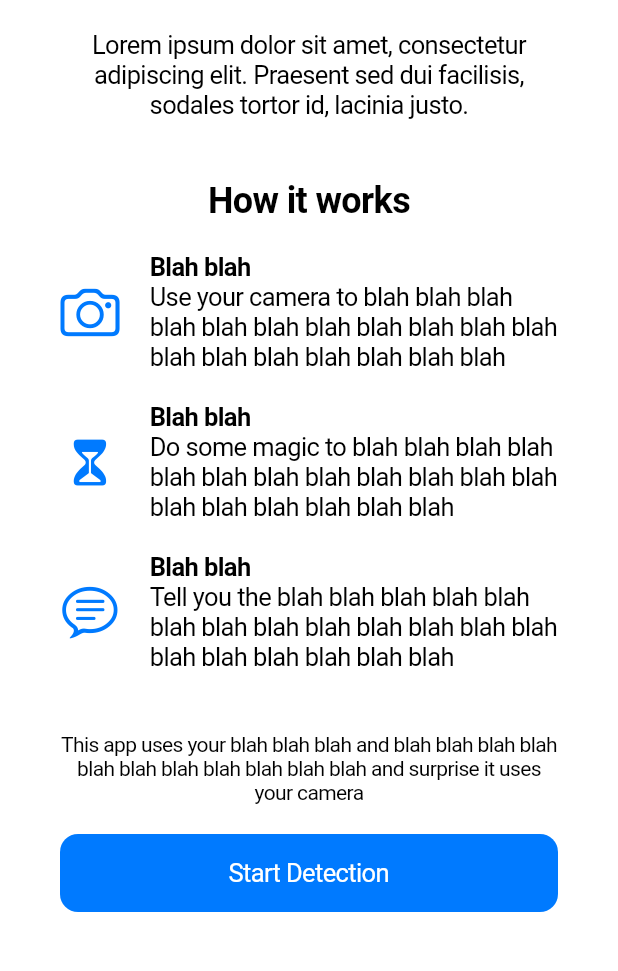
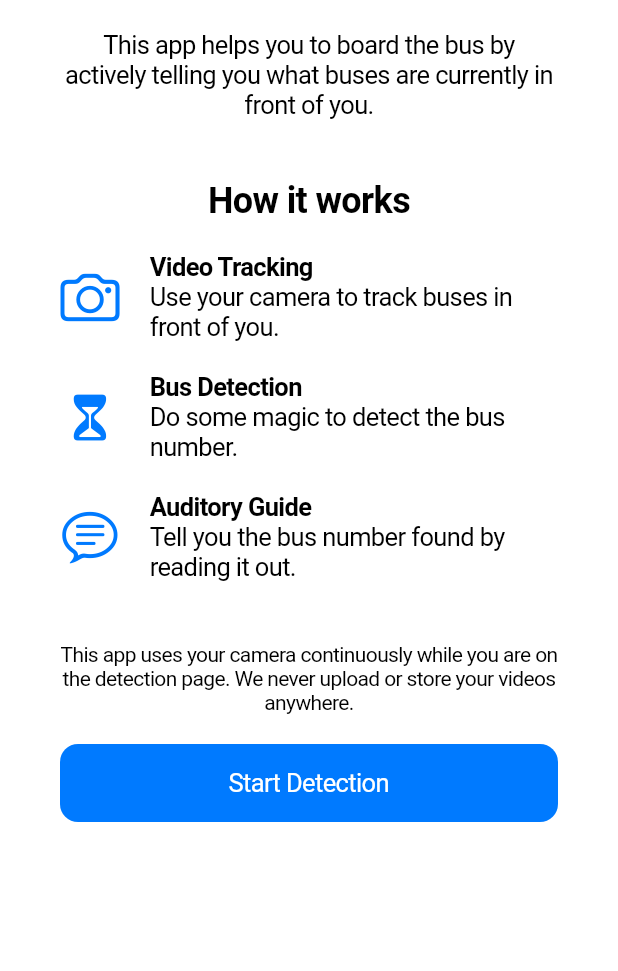
Before and after one commit to chamburr/whatdatbus, a Flutter app: the screen it shows after launch, on a phone screen of 412 x 824 dp, the part 240-1211 px from its top. Run offline on Flutter 3.47's test engine with Material 2 defaults, Android fonts, the phone set to English and light mode, and no system bars; our stand-ins replace camera; missing offline and left inert: google_ml_kit, tflite.

Commit message:
chore: replace placeholders (#1)
* chore: replace placeholders

* update

Co-authored-by: CHamburr <hi@chamburr.xyz>

```diff
--- a/lib/constants.dart
+++ b/lib/constants.dart
@@ -1,2 +1,3 @@
 const TITLE = 'What Dat Bus';
 const VERSION = '0.1.0';
+const REPO_URL = 'github.com/chamburr/whatdatbus';
--- a/lib/views/home.dart
+++ b/lib/views/home.dart
@@ -1,4 +1,6 @@
 import 'package:flutter/cupertino.dart';
+import 'package:flutter/gestures.dart';
+import 'package:url_launcher/url_launcher.dart';
 
 import '../constants.dart';
 
@@ -22,8 +24,30 @@ class _HomeState extends State<Home> {
                 title: Text('About'),
                 content: Container(
                   padding: EdgeInsets.only(top: 10),
-                  child: Text(
-                    '$TITLE $VERSION\n\nLorem ipsum dolor sit amet, consectetur adipiscing elit. Praesent sed dui facilisis, sodales tortor id, lacinia justo. Nunc sagittis luctus mi, vitae posuere libero rutrum sed. Nam eu malesuada sem. Pellentesque in leo sit amet justo aliquet eleifend. Vivamus facilisis facilisis feugiat.\n\n© 2021 COOL PERSON',
+                  child: RichText(
+                    textAlign: TextAlign.center,
+                    text: TextSpan(
+                      style: TextStyle(color: CupertinoColors.black),
+                      children: [
+                        TextSpan(
+                          text: '$TITLE v$VERSION\n',
+                        ),
+                        TextSpan(
+                          text: '$REPO_URL\n\n',
+                          style: TextStyle(
+                            color: CupertinoColors.systemBlue,
+                          ),
+                          recognizer: TapGestureRecognizer()
+                            ..onTap = () {
+                              launch('https://$REPO_URL');
+                            },
+                        ),
+                        TextSpan(
+                          text:
+                              'An app made by a group of students from Raffles Institution for their Innovation Programme (IvP) project. Special thanks to the teacher-mentor, Mr Justin Yap.\n\n© 2021 Han Cen, Lachlan Goh, Jerome Thio',
+                        ),
+                      ],
+                    ),
                   ),
                 ),
                 actions: [
@@ -56,7 +80,7 @@ class _HomeState extends State<Home> {
                 ),
                 SizedBox(height: 20),
                 Text(
-                  'Lorem ipsum dolor sit amet, consectetur adipiscing elit. Praesent sed dui facilisis, sodales tortor id, lacinia justo.',
+                  'This app helps you to board the bus by actively telling you what buses are currently in front of you.',
                   textAlign: TextAlign.center,
                 ),
                 SizedBox(height: 40),
@@ -79,11 +103,11 @@ class _HomeState extends State<Home> {
                             crossAxisAlignment: CrossAxisAlignment.start,
                             children: [
                               Text(
-                                'Blah blah',
+                                'Video Tracking',
                                 style: TextStyle(fontWeight: FontWeight.bold),
                               ),
                               Text(
-                                'Use your camera to blah blah blah blah blah blah blah blah blah blah blah blah blah blah blah blah blah blah',
+                                'Use your camera to track buses in front of you.',
                               ),
                             ],
                           ),
@@ -101,11 +125,11 @@ class _HomeState extends State<Home> {
                             crossAxisAlignment: CrossAxisAlignment.start,
                             children: [
                               Text(
-                                'Blah blah',
+                                'Bus Detection',
                                 style: TextStyle(fontWeight: FontWeight.bold),
                               ),
                               Text(
-                                'Do some magic to blah blah blah blah blah blah blah blah blah blah blah blah blah blah blah blah blah blah',
+                                'Do some magic to detect the bus number.',
                               ),
                             ],
                           ),
@@ -123,11 +147,11 @@ class _HomeState extends State<Home> {
                             crossAxisAlignment: CrossAxisAlignment.start,
                             children: [
                               Text(
-                                'Blah blah',
+                                'Auditory Guide',
                                 style: TextStyle(fontWeight: FontWeight.bold),
                               ),
                               Text(
-                                'Tell you the blah blah blah blah blah blah blah blah blah blah blah blah blah blah blah blah blah blah blah',
+                                'Tell you the bus number found by reading it out.',
                               ),
                             ],
                           ),
@@ -138,7 +162,7 @@ class _HomeState extends State<Home> {
                 ),
                 SizedBox(height: 40),
                 Text(
-                  'This app uses your blah blah blah and blah blah blah blah blah blah blah blah blah blah blah and surprise it uses your camera',
+                  'This app uses your camera continuously while you are on the detection page. We never upload or store your videos anywhere.',
                   style: TextStyle(fontSize: 14),
                   textAlign: TextAlign.center,
                 ),
--- a/lib/views/live.dart
+++ b/lib/views/live.dart
@@ -201,7 +201,7 @@ class _LiveState extends State<Live> {
         middle: Text(TITLE),
       ),
       child: Stack(
-        children: <Widget>[
+        children: [
           FutureBuilder<void>(
             future: _initController,
             builder: (context, snapshot) {
--- a/pubspec.yaml
+++ b/pubspec.yaml
@@ -1,5 +1,5 @@
 name: whatdatbus
-description: A new Flutter project.
+description: An app to detect buses and their respective numbers.
 
 # The following line prevents the package from being accidentally published to
 # pub.dev using `pub publish`. This is preferred for private packages.
@@ -28,6 +28,7 @@ dependencies:
   google_ml_kit: ^0.5.1
   image: ^3.0.2
   tflite: 1.1.1
+  url_launcher: ^6.0.6
 
   # The following adds the Cupertino Icons font to your application.
   # Use with the CupertinoIcons class for iOS style icons.
```
Also changed, not shown: pubspec.lock, 2 other files.
